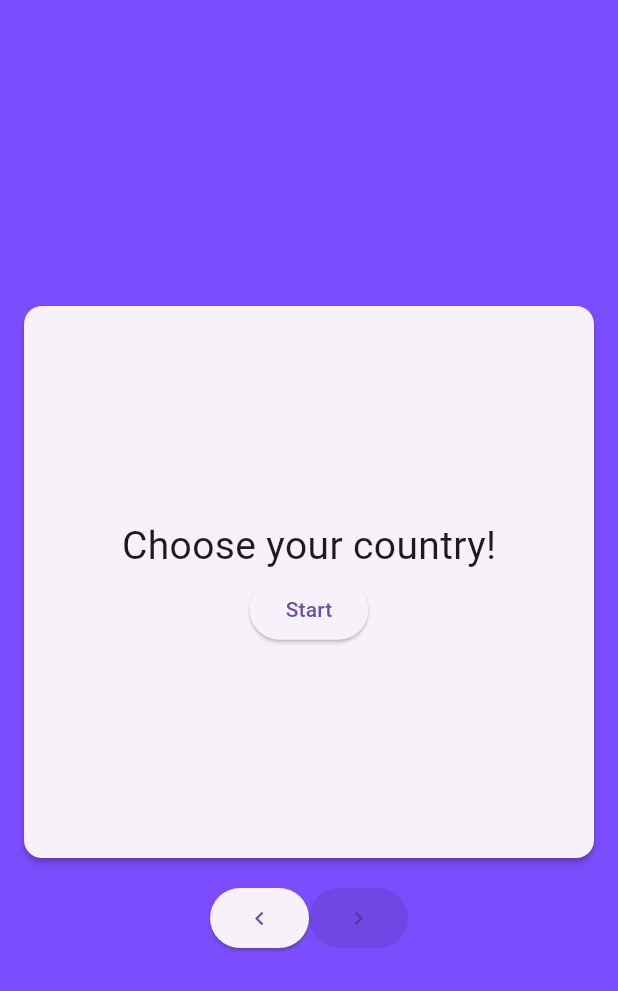
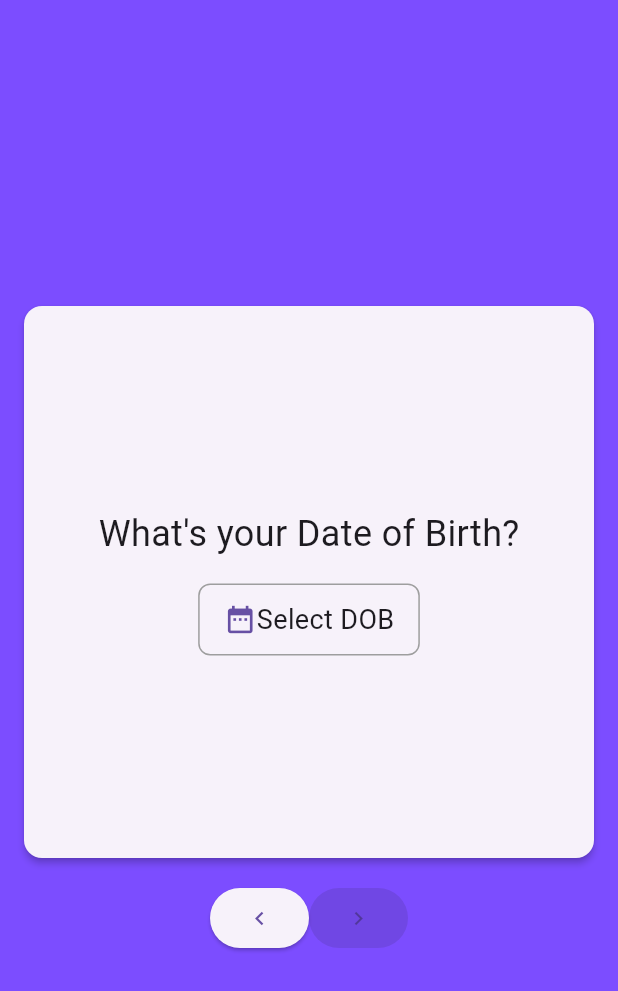
Before and after one commit to B1llstar/ChildFree_Romance, a Flutter app: the QuestionPage screen opened directly, swiped to page 3, on a phone screen of 412 x 824 dp. Shown: the top 991 px of the screen. Run offline on Flutter 3.47's test engine with Material 3 defaults, Android fonts, the phone set to English and light mode, and no system bars; our stand-ins replace appinio_swiper, cached_network_image, cloud_firestore, confetti, country_picker, file_picker and 6 more; missing offline and left inert: flutter_settings_ui, universal_html; accounts and stored records are empty; network calls fail; statements that could not run were skipped.

Commit message:
dob screen added

```diff
--- a/lib/Notifiers/user_notifier.dart
+++ b/lib/Notifiers/user_notifier.dart
@@ -67,10 +67,12 @@ class UserDataProvider extends ChangeNotifier {
     -1,
     -1,
     -1,
+    -1,
     -1
   ];
   List<int> visitedPages = [
     1,
+    0,
     0,
     0,
     0,
--- a/lib/Screens/EasyIntro/dob_page.dart
+++ b/lib/Screens/EasyIntro/dob_page.dart
@@ -1,13 +1,15 @@
+import 'package:cloud_firestore/cloud_firestore.dart';
+import 'package:firebase_auth/firebase_auth.dart';
 import 'package:flutter/material.dart';
 import 'package:provider/provider.dart';
 
 import '../../Notifiers/user_notifier.dart';
+import '../../Utils/debug_utils.dart';
 
 class DOBPage extends StatelessWidget {
-  final String title;
-  final String description;
-  const DOBPage({Key? key, required this.title, required this.description})
-      : super(key: key);
+  const DOBPage({
+    Key? key,
+  }) : super(key: key);
 
   @override
   Widget build(BuildContext context) {
@@ -29,6 +31,9 @@ class DOBPage extends StatelessWidget {
                     mainAxisAlignment: MainAxisAlignment.center,
                     crossAxisAlignment: CrossAxisAlignment.center,
                     children: [
+                      Text('What\'s your Date of Birth?',
+                          style: TextStyle(fontSize: 24)),
+                      SizedBox(height: 16),
                       GestureDetector(
                         onTap: () => _selectDate(context, notifier),
                         child: Container(
@@ -43,17 +48,15 @@ class DOBPage extends StatelessWidget {
                             children: [
                               Icon(
                                 Icons.date_range,
-                                size: 24.0,
+                                size: 22.0,
                                 color: Theme.of(context).primaryColor,
                               ),
-                              SizedBox(width: 8.0),
                               Text(
                                 notifier.dateOfBirth != null
                                     ? '${notifier.dateOfBirth!.day}/${notifier.dateOfBirth!.month}/${notifier.dateOfBirth!.year}'
-                                    : 'Select Date of Birth',
+                                    : 'Select DOB',
                                 style: TextStyle(
-                                  fontSize: 20.0,
-                                  fontWeight: FontWeight.bold,
+                                  fontSize: 18.0,
                                 ),
                               ),
                             ],
@@ -75,7 +78,7 @@ class DOBPage extends StatelessWidget {
       BuildContext context, UserDataProvider notifier) async {
     final DateTime? pickedDate = await showDatePicker(
       context: context,
-      initialDate: notifier.dateOfBirth ?? DateTime.now(),
+      initialDate: notifier.dateOfBirth ?? DateTime(1990),
       firstDate: DateTime(1900),
       lastDate: DateTime.now(),
       locale: const Locale('en', 'US'),
@@ -104,6 +107,23 @@ class DOBPage extends StatelessWidget {
       } else {
         // Update the date of birth in the notifier
         notifier.setDateOfBirth(pickedDate);
+
+        // Get current user's UID
+        final user = FirebaseAuth.instance.currentUser;
+        if (user != null) {
+          final uid = user.uid;
+          // Upload DOB to Firestore
+          final userDoc =
+              FirebaseFirestore.instance.collection('users').doc(uid);
+          await userDoc.set(
+            {'DOB': pickedDate},
+            SetOptions(merge: true),
+          );
+          DebugUtils.printDebug('DOB added to firestore!');
+        } else {
+          print('User not logged in');
+        }
+
         // Handle the selected date here
         print('Selected Date: $pickedDate');
       }
--- a/lib/main.dart
+++ b/lib/main.dart
@@ -1,5 +1,5 @@
-import 'package:childfree_romance/Auth/login.dart';
 import 'package:childfree_romance/Screens/EasyIntro/describe_yourself.dart';
+import 'package:childfree_romance/Screens/EasyIntro/dob_page.dart';
 import 'package:childfree_romance/Screens/EasyIntro/feedback_page.dart';
 import 'package:childfree_romance/Screens/EasyIntro/newsletter_signup_page.dart';
 import 'package:childfree_romance/Screens/EasyIntro/question.dart';
@@ -40,7 +40,7 @@ class MyApp extends StatelessWidget {
   Widget build(BuildContext context) {
     return MaterialApp(
       title: 'Childfree Connection',
-      home: LoginPage(),
+      home: QuestionPage(),
     );
   }
 }
@@ -155,6 +155,12 @@ class _QuestionPageState extends State<QuestionPage> {
     },
     {
       'property': 'NAME',
+      'title': 'Placeholder',
+      'options': [],
+      'assetImageUrl': 'assets/magnifying_glass.png',
+    },
+    {
+      'property': 'DOB',
       'title': 'Placeholder',
       'options': [],
       'assetImageUrl': 'assets/magnifying_glass.png',
@@ -322,6 +328,8 @@ class _QuestionPageState extends State<QuestionPage> {
       'Interests'
     ];
 
+    return Consumer(
+        builder: (context, UserDataProvider userDataProvider, child) {
       return Scaffold(
         backgroundColor: Colors.deepPurpleAccent,
         body: Column(
@@ -331,7 +339,7 @@ class _QuestionPageState extends State<QuestionPage> {
                 controller: _pageController,
                 itemCount: _questions.length, // Corrected item count
                 itemBuilder: (context, index) {
-                if (index == 18) {
+                  if (index == 19) {
                     // Adjusted index
                     return ClosingPage();
                   } else if (index == 0)
@@ -351,12 +359,39 @@ class _QuestionPageState extends State<QuestionPage> {
                         ),
                       ],
                     );
-                // Interests
-                else if (index == 3)
+                  else if (index == 2)
                     return Column(
                       mainAxisAlignment: MainAxisAlignment.center,
                       children: [
-                      _buildQuestionWidget(_questions[3], index),
+                        DOBPage(),
+                        SizedBox(width: 4),
+                        Row(
+                          mainAxisAlignment: MainAxisAlignment.center,
+                          children: [
+                            ElevatedButton(
+                              onPressed: () {
+                                goToPage(index - 1);
+                              },
+                              child: Icon(Icons.keyboard_arrow_left),
+                            ),
+                            ElevatedButton(
+                              onPressed: userDataProvider.dateOfBirth != null
+                                  ? () {
+                                      goToPage(index + 1);
+                                    }
+                                  : null,
+                              child: Icon(Icons.keyboard_arrow_right),
+                            ),
+                          ],
+                        ),
+                      ],
+                    );
+                  // Interests
+                  else if (index == 4)
+                    return Column(
+                      mainAxisAlignment: MainAxisAlignment.center,
+                      children: [
+                        _buildQuestionWidget(_questions[4], index),
                         Row(
                           mainAxisAlignment: MainAxisAlignment.center,
                           children: [
@@ -372,7 +407,8 @@ class _QuestionPageState extends State<QuestionPage> {
                                 UserDataProvider userDataProvider =
                                     Provider.of<UserDataProvider>(context,
                                         listen: false);
-                              if (userDataProvider.selectedInterests!.length ==
+                                if (userDataProvider
+                                        .selectedInterests!.length ==
                                     0) {
                                   print('No interests detected');
                                   ScaffoldMessenger.of(context).showSnackBar(
@@ -395,7 +431,7 @@ class _QuestionPageState extends State<QuestionPage> {
                         ),
                       ],
                     );
-                else if (index == 13)
+                  else if (index == 14)
                     return Column(
                       mainAxisAlignment: MainAxisAlignment.center,
                       children: [
@@ -454,7 +490,7 @@ class _QuestionPageState extends State<QuestionPage> {
                         ),
                       ],
                     );
-                else if (index == 15)
+                  else if (index == 16)
                     return Column(
                       mainAxisAlignment: MainAxisAlignment.center,
                       children: [
@@ -486,7 +522,7 @@ class _QuestionPageState extends State<QuestionPage> {
                         ),
                       ],
                     );
-                else if (index == 2)
+                  else if (index == 3)
                     return Column(
                       mainAxisAlignment: MainAxisAlignment.center,
                       children: [
@@ -519,7 +555,7 @@ class _QuestionPageState extends State<QuestionPage> {
                         ),
                       ],
                     );
-                else if (index == 17)
+                  else if (index == 18)
                     return Column(
                       mainAxisAlignment: MainAxisAlignment.center,
                       children: [
@@ -559,7 +595,7 @@ class _QuestionPageState extends State<QuestionPage> {
                         ),
                       ],
                     );
-                else if (index == 16)
+                  else if (index == 17)
                     return Column(
                       mainAxisAlignment: MainAxisAlignment.center,
                       children: [
@@ -596,7 +632,7 @@ class _QuestionPageState extends State<QuestionPage> {
                         ),
                       ],
                     );
-                else if (index == 14)
+                  else if (index == 15)
                     return Column(
                       mainAxisAlignment: MainAxisAlignment.center,
                       children: [
@@ -628,7 +664,8 @@ class _QuestionPageState extends State<QuestionPage> {
                               ElevatedButton(
                                 onPressed: shouldShowDescribeYourselfNextButton
                                     ? () {
-                                      if (_aboutMeTextEditingController.text !=
+                                        if (_aboutMeTextEditingController
+                                                    .text !=
                                                 null &&
                                             _aboutMeTextEditingController
                                                 .text.isNotEmpty) {
@@ -636,8 +673,10 @@ class _QuestionPageState extends State<QuestionPage> {
                                               _aboutMeTextEditingController
                                                   .text.length
                                                   .toString());
-                                        updatePropertyInFirestore('aboutMe',
-                                            _aboutMeTextEditingController.text);
+                                          updatePropertyInFirestore(
+                                              'aboutMe',
+                                              _aboutMeTextEditingController
+                                                  .text);
                                         }
                                         print('Going right');
                                         goToPage(index + 1);
@@ -685,7 +724,8 @@ class _QuestionPageState extends State<QuestionPage> {
                               ElevatedButton(
                                 onPressed: shouldShowNameNextButton
                                     ? () {
-                                      if (_textEditingController.text != null &&
+                                        if (_textEditingController.text !=
+                                                null &&
                                             _textEditingController
                                                 .text.isNotEmpty) {
                                           print('Length of controller text: ' +
@@ -705,7 +745,7 @@ class _QuestionPageState extends State<QuestionPage> {
                         ),
                       ],
                     );
-                } else if (index == 4)
+                  } else if (index == 5)
                     return Column(
                       mainAxisAlignment: MainAxisAlignment.center,
                       children: [
@@ -763,6 +803,7 @@ class _QuestionPageState extends State<QuestionPage> {
           ],
         ),
       );
+    });
   }
 
   void navigateToPage(BuildContext context, int index) {
```
Lines whose indentation alone changed are shown as unchanged.
